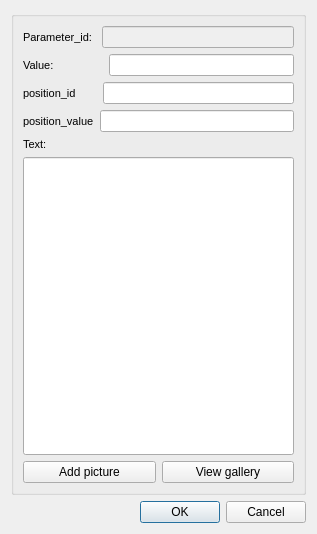
Above: ui/event_ud_arc_standard.ui from Giswater/giswater_qgis_plugin before the change. Below: the same form after it.
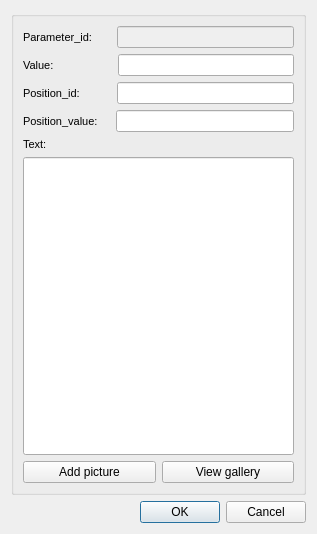
That is the form after the change.

Commit message: Update event forms (widget length)

```diff
--- a/ui/event_ud_arc_standard.ui
+++ b/ui/event_ud_arc_standard.ui
@@ -38,7 +38,7 @@
            <enum>QFrame::Plain</enum>
           </property>
           <property name="text">
-           <string>Parameter_id: </string>
+           <string>Parameter_id:      </string>
           </property>
           <property name="textFormat">
            <enum>Qt::AutoText</enum>
@@ -84,7 +84,7 @@
            <enum>QFrame::Plain</enum>
           </property>
           <property name="text">
-           <string>Value:                </string>
+           <string>Value:                   </string>
           </property>
           <property name="textFormat">
            <enum>Qt::AutoText</enum>
@@ -125,7 +125,7 @@
            <enum>QFrame::Plain</enum>
           </property>
           <property name="text">
-           <string>position_id       </string>
+           <string>Position_id:          </string>
           </property>
           <property name="textFormat">
            <enum>Qt::AutoText</enum>
@@ -166,7 +166,7 @@
            <enum>QFrame::Plain</enum>
           </property>
           <property name="text">
-           <string>position_value</string>
+           <string>Position_value:    </string>
           </property>
           <property name="textFormat">
            <enum>Qt::AutoText</enum>
```
The commit also changes 3 other files.
